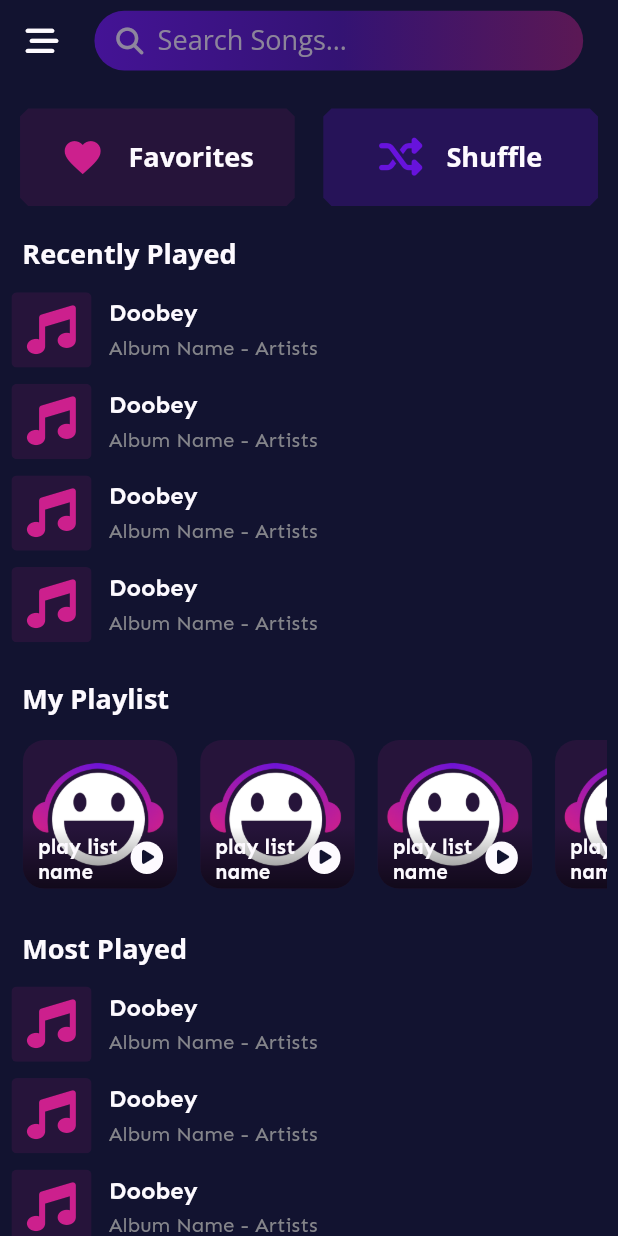
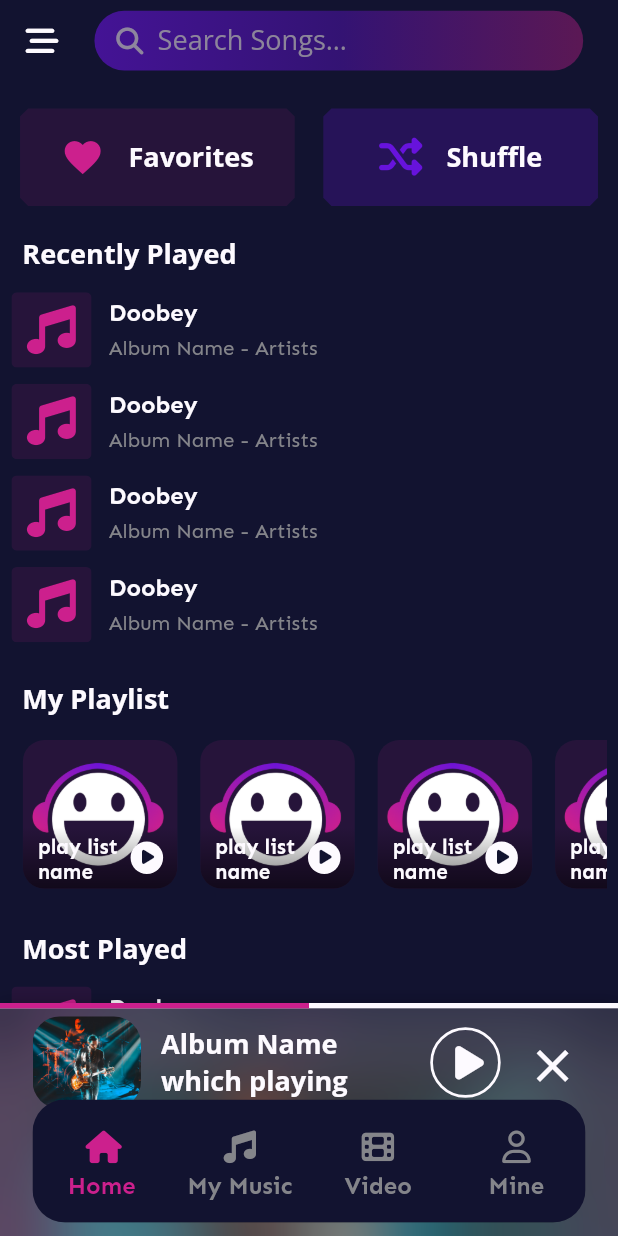
Before and after one commit to Sanaullh-Dev/bebop_music, a Flutter app: the screen it shows after launch, on a phone screen of 412 x 824 dp. Run offline on Flutter 3.47's test engine with Material 2 defaults, Android fonts, the phone set to English and light mode, and no system bars; drawn by our look-alikes of sliding_up_panel; our stand-ins replace flutter_screenutil, font_awesome_flutter; missing offline and left inert: we_slide.

Commit message:
All screen design done

```diff
--- a/lib/pages/main_screen.dart
+++ b/lib/pages/main_screen.dart
@@ -1,3 +1,5 @@
+import 'dart:ui';
+
 import 'package:bebop_music/pages/home/home_page.dart';
 import 'package:bebop_music/pages/mine_page/mine_page.dart';
 import 'package:bebop_music/pages/my_music/my_music.dart';
@@ -9,6 +11,7 @@ import 'package:bebop_music/utils/app_themes.dart';
 import 'package:flutter/material.dart';
 import 'package:font_awesome_flutter/font_awesome_flutter.dart';
 import 'package:flutter_screenutil/flutter_screenutil.dart';
+import 'package:sliding_up_panel/sliding_up_panel.dart';
 import 'package:we_slide/we_slide.dart';
 
 class MainScreen extends StatefulWidget {
@@ -21,67 +24,110 @@ class MainScreen extends StatefulWidget {
 class _MainScreenState extends State<MainScreen> {
   int pageIndex = 0;
   final pagesList = const [HomePage(), MyMusic(), VideosPage(), MinePage()];
-  final double _panelMinSize = 180.0;
+  final double _panelMinSize = 210.0;
   final _controller = WeSlideController();
+  final _panel_controller = PanelController();
   final _footerController = WeSlideController(initial: true);
+  double sliderPosition = 0;
 
   @override
   Widget build(BuildContext context) {
     final _size = MediaQuery.of(context).size;
-
     return Scaffold(
       backgroundColor: backgroundColor,
-      body: WeSlide(
-        parallax: true,
-        hideFooter: true,
-        panelMinSize: _panelMinSize,
-        panelMaxSize: _size.height,
-        controller: _controller,
-        footerController: _footerController,
-        body: pagesList[pageIndex],
-        panel: const PlayingPanel(),
-
-        panelHeader: Container(
-          // height: 200,
-          color: secondaryColor,
-          // color: Colors.red.shade100,
+      body: Stack(
+        children: [
+          Align(
+            alignment: Alignment.topCenter,
+            child: SlidingUpPanel(
+              controller: _panel_controller,
+              maxHeight: _size.height - 330.sp,
+              minHeight: 430.sp,
+              color: Colors.transparent,
+              onPanelSlide: (position) {
+                setState(() {
+                  sliderPosition = position;
+                });
+              },
+              collapsed: BackdropFilter(
+                filter: ImageFilter.blur(sigmaX: 20.0, sigmaY: 20.0),
+                child: Container(
+                  height: 250.sp,
+                  // color: Colors.black.shade200.withOpacity(0.2),
+                  color: Colors.white12,
                   child: Column(
                     mainAxisSize: MainAxisSize.max,
                     mainAxisAlignment: MainAxisAlignment.start,
                     children: [
-              LinearProgressIndicator(minHeight: 10.sp,
+                      LinearProgressIndicator(
+                        minHeight: 10.sp,
                         value: 0.5,
-              valueColor: new AlwaysStoppedAnimation<Color>(primaryColor),
+                        valueColor:
+                            new AlwaysStoppedAnimation<Color>(primaryColor),
                         backgroundColor: textColor,
                       ),
                       Padding(
-                padding: EdgeInsets.only(top: 15.sp , left: 20.sp, right: 20.sp),
+                        padding: EdgeInsets.only(
+                            top: 15.sp, left: 60.sp, right: 60.sp),
                         child: Row(
+                          crossAxisAlignment: CrossAxisAlignment.center,
+                          mainAxisSize: MainAxisSize.min,
                           children: [
                             SizedBox(
                               width: 200.sp,
                               height: 170.sp,
-                      child: Image.asset("assets/images/album_default.jpg", fit: BoxFit.cover),
+                              child: ClipRRect(
+                                borderRadius: BorderRadius.circular(50.r),
+                                child: Image.asset(
+                                    "assets/images/album_default.jpg",
+                                    fit: BoxFit.cover),
                               ),
-                    horizontalSubSpace(),
+                            ),
+                            horizontalMainSpace(),
                             SizedBox(
-                      width: _size.width * 0.5,
-                      child: Text("Apbum Name which playing", style: heading3Bold)),
+                                width: _size.width * 0.4,
+                                child: Text("Album Name which playing",
+                                    style: heading3Bold)),
                             const Spacer(),
-                    PlaySmallButton(onPress: (){}, icon: FontAwesomeIcons.play,
-                     size: 30.sp, iconColor: primaryColor, bgColor: textColor,),
-                     PlaySmallButton(onPress: (){}, icon: FontAwesomeIcons.forwardStep,
-                     size: 20.sp, iconColor: backgroundColor, bgColor: textColor),
-                    // IconButton(onPressed: (){}, icon: Icon(FontAwesomeIcons.play)),
-                    // IconButt on(onPressed: (){}, icon: Icon(FontAwesomeIcons.forwardStep))
+                            PlaySmallButton(
+                              onPress: () {},
+                              icon: FontAwesomeIcons.play,
+                              size: 30.sp,
+                              iconColor: textColor,
+                              bgColor: Colors.transparent,
+                            ),
+                            IconButton(
+                                onPressed: () {},
+                                icon: Icon(
+                                  Icons.close,
+                                  color: textColor,
+                                  size: 100.sp,
+                                )),
                           ],
                         ),
                       ),
                     ],
                   ),
                 ),
-        footerHeight: 220.sp,
-        footer: BottomNavigationBar(
+              ),
+              panel: const PlayingPanel(),
+              body: pagesList[pageIndex],
+            ),
+          ),
+          AnimatedPositioned(
+            bottom: (sliderPosition * 100) - (sliderPosition * 200),
+            left: 0,
+            right: 0,
+            duration: Duration(),
+            child: SizedBox(
+              height: 100,
+              width: double.infinity,
+              child: Padding(
+                padding:
+                    EdgeInsets.symmetric(horizontal: 60.sp, vertical: 25.sp),
+                child: ClipRRect(
+                  borderRadius: BorderRadius.circular(60.r),
+                  child: BottomNavigationBar(
                       currentIndex: pageIndex,
                       type: BottomNavigationBarType.fixed,
                       backgroundColor: backgroundColor,
@@ -94,31 +140,17 @@ class _MainScreenState extends State<MainScreen> {
                           }),
                       items: [
                         iconItem(label: "Home", icon: FontAwesomeIcons.house),
-              iconItem(label: "My Music", icon: FontAwesomeIcons.music),
+                        iconItem(
+                            label: "My Music", icon: FontAwesomeIcons.music),
                         iconItem(label: "Video", icon: FontAwesomeIcons.film),
                         iconItem(label: "Mine", icon: FontAwesomeIcons.user),
                       ]),
-
                 ),
-
-      // bottomNavigationBar: BottomNavigationBar(
-      //       currentIndex: pageIndex,
-      //       type: BottomNavigationBarType.fixed,
-      //       backgroundColor: backgroundColor,
-      //       selectedLabelStyle: menuTextSelected,
-      //       selectedItemColor: primaryColor,
-      //       unselectedItemColor: textLightColor,
-      //       unselectedLabelStyle: menuText,
-      //       onTap: (index) => setState(() {
-      //             pageIndex = index;
-      //           }),
-      //       items: [
-      //         iconItem(label: "Home", icon: FontAwesomeIcons.house),
-      //         iconItem(label: "My Music", icon: FontAwesomeIcons.music),
-      //         iconItem(label: "Video", icon: FontAwesomeIcons.film),
-      //         iconItem(label: "Mine", icon: FontAwesomeIcons.user),
-      //       ]),
-
+              ),
+            ),
+          )
+        ],
+      ),
     );
   }
 
@@ -134,3 +166,75 @@ class _MainScreenState extends State<MainScreen> {
           ),
           label: label);
 }
+
+
+// WeSlide(
+//                 parallax: true,
+//                 hideFooter: true,
+//                 panelMinSize: _panelMinSize,
+//                 panelMaxSize: _size.height,
+//                 controller: _controller,
+//                 footerController: _footerController,
+//                 body: pagesList[pageIndex],
+//                 panel: const PlayingPanel(),
+//                 panelHeader: BackdropFilter(
+//                   filter: ImageFilter.blur(sigmaX: 20.0, sigmaY: 20.0),
+//                   child: Container(
+//                     // color: Colors.black.shade200.withOpacity(0.2),
+//                     color: Colors.white12,
+//                     child: Column(
+//                       mainAxisSize: MainAxisSize.max,
+//                       mainAxisAlignment: MainAxisAlignment.start,
+//                       children: [
+//                         LinearProgressIndicator(
+//                           minHeight: 10.sp,
+//                           value: 0.5,
+//                           valueColor:
+//                               new AlwaysStoppedAnimation<Color>(primaryColor),
+//                           backgroundColor: textColor,
+//                         ),
+//                         Padding(
+//                           padding: EdgeInsets.only(
+//                               top: 15.sp, left: 60.sp, right: 60.sp),
+//                           child: Row(
+//                             crossAxisAlignment: CrossAxisAlignment.center,
+//                             mainAxisSize: MainAxisSize.min,
+//                             children: [
+//                               SizedBox(
+//                                 width: 200.sp,
+//                                 height: 170.sp,
+//                                 child: ClipRRect(
+//                                   borderRadius: BorderRadius.circular(100.r),
+//                                   child: Image.asset(
+//                                       "assets/images/album_default.jpg",
+//                                       fit: BoxFit.cover),
+//                                 ),
+//                               ),
+//                               horizontalMainSpace(),
+//                               SizedBox(
+//                                   width: _size.width * 0.4,
+//                                   child: Text("Apbum Name which playing",
+//                                       style: heading3Bold)),
+//                               const Spacer(),
+//                               PlaySmallButton(
+//                                 onPress: () {},
+//                                 icon: FontAwesomeIcons.play,
+//                                 size: 30.sp,
+//                                 iconColor: textColor,
+//                                 bgColor: Colors.transparent,
+//                               ),
+//                               IconButton(
+//                                   onPressed: () {},
+//                                   icon: Icon(
+//                                     Icons.close,
+//                                     color: textColor,
+//                                     size: 100.sp,
+//                                   )),
+//                             ],
+//                           ),
+//                         ),
+//                       ],
+//                     ),
+//                   ),
+//                 ),
+//               ),
--- a/lib/pages/playing_page/playing_page.dart
+++ b/lib/pages/playing_page/playing_page.dart
@@ -22,32 +22,23 @@ class _PlayingPanelState extends State<PlayingPanel> {
   Widget build(BuildContext context) {
     final size = MediaQuery.of(context).size;
 
-    return BackdropFilter(
-      filter: ImageFilter.blur(sigmaX: 15.0, sigmaY: 15.0),
+    return ClipRRect(
+      borderRadius: BorderRadius.circular(150.r),
+      child: Container(
+        color: Colors.white12,
+        child: BackdropFilter(
+          filter: ImageFilter.blur(sigmaX: 20.0, sigmaY: 20.0),
           child: Container(
             margin: EdgeInsets.only(top: 30.sp),
             width: size.width,
-        decoration: BoxDecoration(
-            color: Colors.grey.shade600.withOpacity(0.3),
-            borderRadius: BorderRadius.vertical(top: Radius.circular(90.sp))),
+
             child: Column(
               crossAxisAlignment: CrossAxisAlignment.center,
               children: [
                 // verticalMainSpace(),
-            ClipRRect(
-              child: Container(
-                decoration: BoxDecoration(
-                    color: Colors.grey.shade200.withOpacity(0.9),
-                    borderRadius:
-                        BorderRadius.vertical(bottom: Radius.circular(165.sp))),
-                padding: EdgeInsets.symmetric(vertical: 15.sp, horizontal: 0),
-                width: 200.sp,
-                child: Icon(FontAwesomeIcons.chevronDown,
+                Icon(FontAwesomeIcons.chevronDown,
                     size: 70.sp, color: primaryColor),
-              ),
-            ),
-
-            verticalSubSpace(),
+                verticalMainSpace(),
                 ClipRRect(
                   borderRadius: BorderRadius.circular(50.r),
                   child: SizedBox(
@@ -60,7 +51,7 @@ class _PlayingPanelState extends State<PlayingPanel> {
                 ),
                 SizedBox(height: 80.sp),
                 Padding(
-              padding: EdgeInsets.symmetric(horizontal: 60.sp),
+                  padding: EdgeInsets.symmetric(horizontal: 100.sp),
                   child: Row(
                     children: [
                       Column(
@@ -79,9 +70,9 @@ class _PlayingPanelState extends State<PlayingPanel> {
                       IconButton(
                           onPressed: () {},
                           icon: Icon(
-                        Icons.favorite_border,
+                            Icons.favorite,
                             size: 90.sp,
-                        color: Colors.redAccent,
+                            color: primaryColor,
                           )),
                     ],
                   ),
@@ -148,6 +139,8 @@ class _PlayingPanelState extends State<PlayingPanel> {
               ],
             ),
           ),
+        ),
+      ),
     );
   }
 }
--- a/lib/share_widgets/play_button.dart
+++ b/lib/share_widgets/play_button.dart
@@ -63,9 +63,7 @@ class PlaySmallButton extends StatelessWidget {
             alignment: Alignment.topCenter),
         onPressed: onPress,
         child: Padding(
-          padding: icon == FontAwesomeIcons.play
-              ? EdgeInsets.only(left: 10.sp)
-              : EdgeInsets.zero,
+          padding: EdgeInsets.only(left: 15.sp),
           child: Icon(icon, color: iconColor, size: 70.sp),
         ));
   }
--- a/pubspec.yaml
+++ b/pubspec.yaml
@@ -37,6 +37,7 @@ dependencies:
   flutter_sticky_header: ^0.6.5
   font_awesome_flutter: ^10.3.0
   we_slide: ^2.4.0
+  sliding_up_panel: ^2.0.0+1
 
 dev_dependencies:
   flutter_lints: ^2.0.0
```
Also changed, not shown: pubspec.lock. Lines whose indentation alone changed are shown as unchanged.
